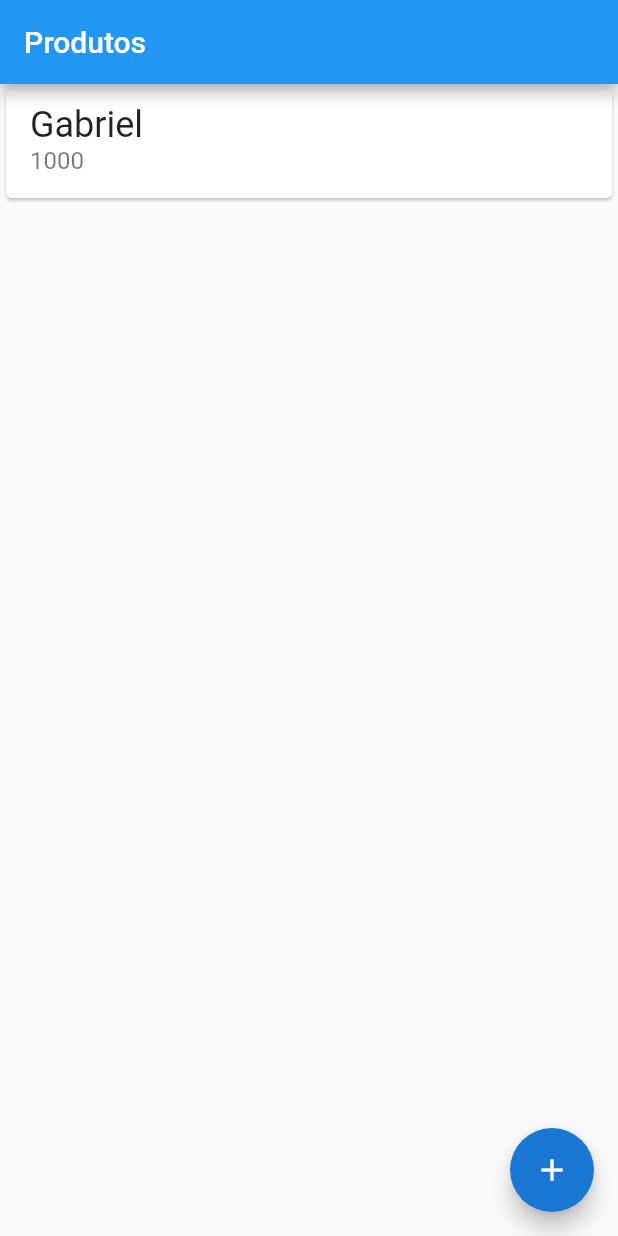
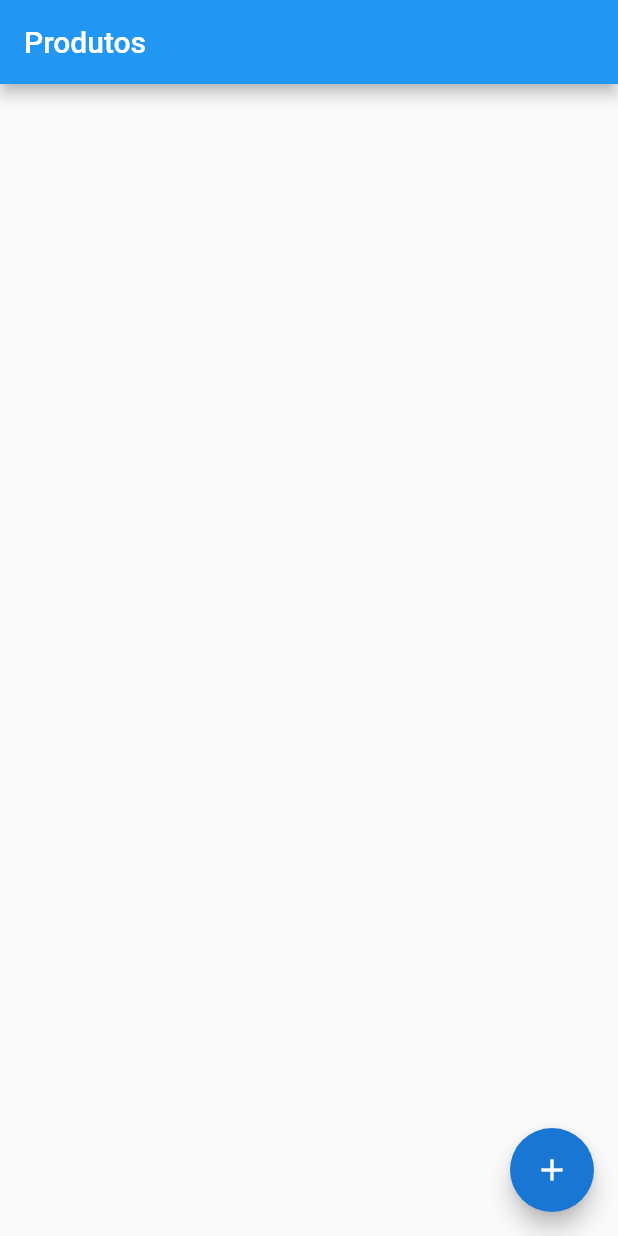
Before and after one commit to Gabriel-Campos-Marques/cad_Produtos, a Flutter app: the screen it shows after launch, on a phone screen of 412 x 824 dp. Run offline on Flutter 3.47's test engine with Material 2 defaults, Android fonts, the phone set to English and light mode, and no system bars.

Commit message:
Ultimos ajustes, cadastro de produto recebendo os dados corretos

```diff
--- a/lib/models/class.dart
+++ b/lib/models/class.dart
@@ -2,7 +2,7 @@ class Produto {
   final String codProduto;
   final String descProduto;
   final int qdtProduto;
-  final String localProduto;
+  final String? localProduto;
 
   Produto(
       this.codProduto, this.descProduto, this.qdtProduto, this.localProduto);
--- a/lib/screens/listaProduto_form.dart
+++ b/lib/screens/listaProduto_form.dart
@@ -2,9 +2,15 @@ import 'package:flutter/material.dart';
 import 'cadProduto_form.dart';
 
 // ignore: camel_case_types
-class prodList extends StatelessWidget {
+class prodList extends StatefulWidget {
   const prodList({Key? key}) : super(key: key);
 
+  @override
+  State<prodList> createState() => _prodListState();
+}
+
+// ignore: camel_case_types
+class _prodListState extends State<prodList> {
   @override
   Widget build(BuildContext context) {
     return Scaffold(
@@ -12,20 +18,7 @@ class prodList extends StatelessWidget {
         title: const Text('Produtos'),
       ),
       body: ListView(
-        children: const [
-          Card(
-            child: ListTile(
-              title: Text(
-                'Gabriel',
-                style: TextStyle(fontSize: 24.0),
-              ),
-              subtitle: Text(
-                '1000',
-                style: TextStyle(fontSize: 16.0),
-              ),
-            ),
-          )
-        ],
+
       ),
       floatingActionButton: FloatingActionButton(
         onPressed: () {
```
Also changed, not shown: lib/screens/cadProduto_form.dart (+19 -8 lines).
